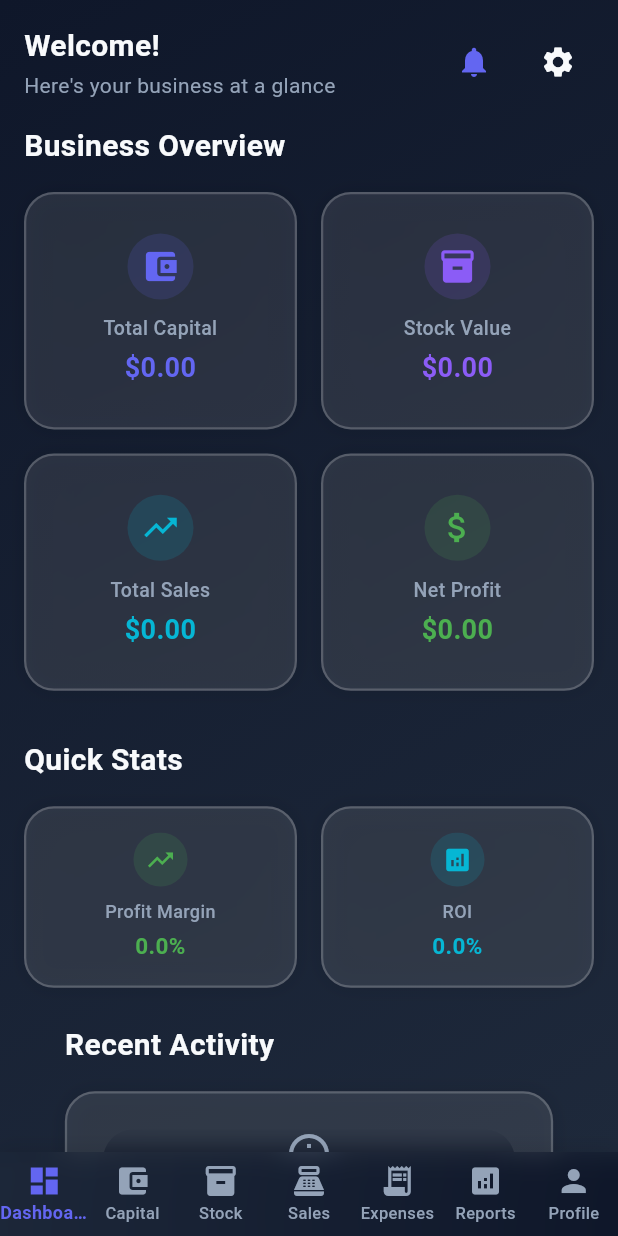
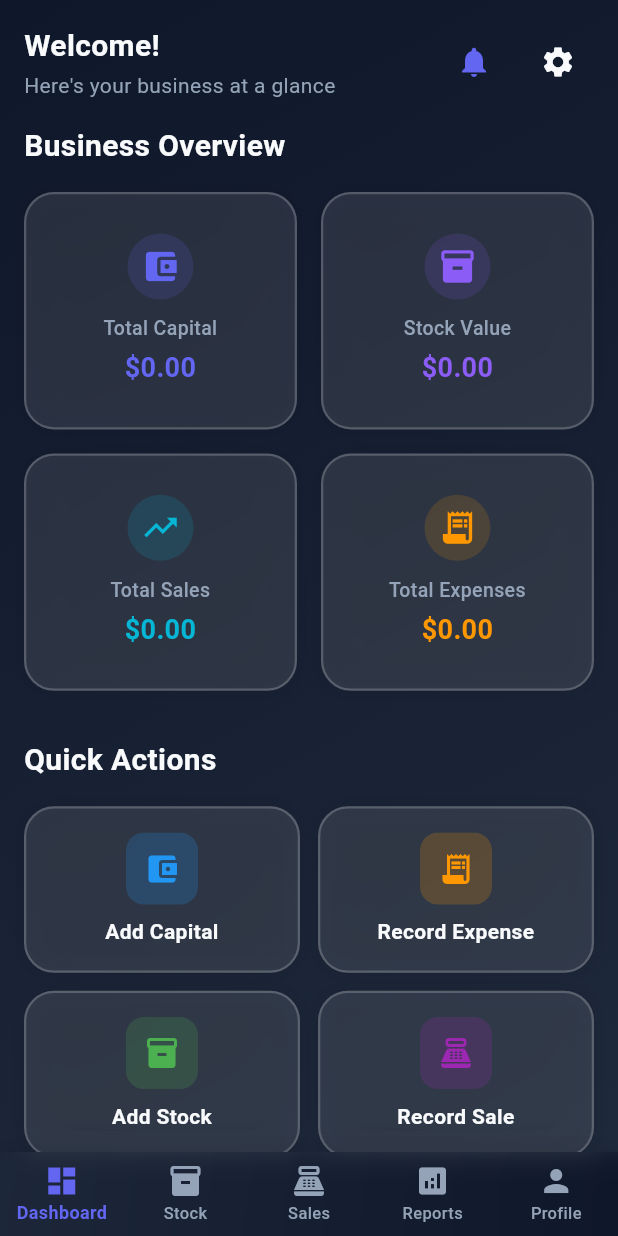
Before and after one commit to PraiseTechzw/biztracker, a Flutter app: the MainNavigationScreen screen opened directly, on a phone screen of 412 x 824 dp. Run offline on Flutter 3.47's test engine with Material 3 defaults, Android fonts, the phone set to English and light mode, and no system bars; our stand-ins replace image_picker, isar; accounts and stored records are empty; generated files the repository leaves out were written again.

Commit message:
Refactor Dashboard and Main Navigation Screens for improved layout
- Added quick actions section to the Dashboard screen for enhanced user interaction.
- Removed unused Capital and Expenses screens from the Main Navigation, streamlining the navigation options.
- Updated BottomNavigationBar to reflect the changes in available screens.

```diff
--- a/lib/screens/dashboard_screen.dart
+++ b/lib/screens/dashboard_screen.dart
@@ -220,6 +220,8 @@ class _DashboardScreenState extends State<DashboardScreen>
                         else
                           Column(
                             children: [
+                              _buildQuickActions(),
+                              const SizedBox(height: 24),
                               _buildQuickStats(),
                               const SizedBox(height: 24),
                               _buildRecentActivity(),
@@ -232,6 +234,118 @@ class _DashboardScreenState extends State<DashboardScreen>
               ],
             ),
           ),
+        ),
+      ),
+    );
+  }
+
+  Widget _buildQuickActions() {
+    return Column(
+      crossAxisAlignment: CrossAxisAlignment.start,
+      children: [
+        const Text(
+          'Quick Actions',
+          style: TextStyle(
+            color: GlassmorphismTheme.textColor,
+            fontSize: 20,
+            fontWeight: FontWeight.bold,
+          ),
+        ),
+        const SizedBox(height: 16),
+        Row(
+          children: [
+            Expanded(
+              child: _buildActionCard(
+                'Add Capital',
+                Icons.account_balance_wallet,
+                Colors.blue,
+                () => Navigator.push(
+                  context,
+                  MaterialPageRoute(
+                    builder: (context) => const CapitalScreen(),
+                  ),
+                ),
+              ),
+            ),
+            const SizedBox(width: 12),
+            Expanded(
+              child: _buildActionCard(
+                'Record Expense',
+                Icons.receipt_long,
+                Colors.orange,
+                () => Navigator.push(
+                  context,
+                  MaterialPageRoute(
+                    builder: (context) => const ExpensesScreen(),
+                  ),
+                ),
+              ),
+            ),
+          ],
+        ),
+        const SizedBox(height: 12),
+        Row(
+          children: [
+            Expanded(
+              child: _buildActionCard(
+                'Add Stock',
+                Icons.inventory,
+                Colors.green,
+                () => Navigator.push(
+                  context,
+                  MaterialPageRoute(builder: (context) => const StockScreen()),
+                ),
+              ),
+            ),
+            const SizedBox(width: 12),
+            Expanded(
+              child: _buildActionCard(
+                'Record Sale',
+                Icons.point_of_sale,
+                Colors.purple,
+                () => Navigator.push(
+                  context,
+                  MaterialPageRoute(builder: (context) => const SalesScreen()),
+                ),
+              ),
+            ),
+          ],
+        ),
+      ],
+    );
+  }
+
+  Widget _buildActionCard(
+    String title,
+    IconData icon,
+    Color color,
+    VoidCallback onTap,
+  ) {
+    return GestureDetector(
+      onTap: onTap,
+      child: GlassmorphismTheme.glassmorphismContainer(
+        padding: const EdgeInsets.all(16),
+        child: Column(
+          children: [
+            Container(
+              padding: const EdgeInsets.all(12),
+              decoration: BoxDecoration(
+                color: color.withOpacity(0.2),
+                borderRadius: BorderRadius.circular(12),
+              ),
+              child: Icon(icon, color: color, size: 24),
+            ),
+            const SizedBox(height: 8),
+            Text(
+              title,
+              style: const TextStyle(
+                color: GlassmorphismTheme.textColor,
+                fontSize: 14,
+                fontWeight: FontWeight.w600,
+              ),
+              textAlign: TextAlign.center,
+            ),
+          ],
         ),
       ),
     );
@@ -263,24 +377,40 @@ class _DashboardScreenState extends State<DashboardScreen>
               totalCapital,
               Icons.account_balance_wallet,
               GlassmorphismTheme.primaryColor,
+              onTap: () => Navigator.push(
+                context,
+                MaterialPageRoute(builder: (context) => const CapitalScreen()),
+              ),
             ),
             _buildOverviewCard(
               'Stock Value',
               totalStockValue,
               Icons.inventory,
               GlassmorphismTheme.secondaryColor,
+              onTap: () => Navigator.push(
+                context,
+                MaterialPageRoute(builder: (context) => const StockScreen()),
+              ),
             ),
             _buildOverviewCard(
               'Total Sales',
               totalSales,
               Icons.trending_up,
               GlassmorphismTheme.accentColor,
+              onTap: () => Navigator.push(
+                context,
+                MaterialPageRoute(builder: (context) => const SalesScreen()),
+              ),
             ),
             _buildOverviewCard(
-              'Net Profit',
-              netProfit,
-              Icons.attach_money,
-              netProfit >= 0 ? Colors.green : Colors.red,
+              'Total Expenses',
+              totalExpenses,
+              Icons.receipt_long,
+              Colors.orange,
+              onTap: () => Navigator.push(
+                context,
+                MaterialPageRoute(builder: (context) => const ExpensesScreen()),
+              ),
             ),
           ],
         ),
@@ -292,9 +422,10 @@ class _DashboardScreenState extends State<DashboardScreen>
     String title,
     double value,
     IconData icon,
-    Color color,
-  ) {
-    return GlassmorphismTheme.glassmorphismContainer(
+    Color color, {
+    VoidCallback? onTap,
+  }) {
+    Widget card = GlassmorphismTheme.glassmorphismContainer(
       padding: const EdgeInsets.all(18),
       child: Column(
         mainAxisAlignment: MainAxisAlignment.center,
@@ -331,6 +462,12 @@ class _DashboardScreenState extends State<DashboardScreen>
         ],
       ),
     );
+
+    if (onTap != null) {
+      return GestureDetector(onTap: onTap, child: card);
+    }
+
+    return card;
   }
 
   Widget _buildQuickStats() {
@@ -354,19 +491,43 @@ class _DashboardScreenState extends State<DashboardScreen>
           children: [
             Expanded(
               child: _buildStatCard(
+                'Net Profit',
+                '\$${NumberFormat('#,##0.00').format(netProfit)}',
+                Icons.attach_money,
+                netProfit >= 0 ? Colors.green : Colors.red,
+              ),
+            ),
+            const SizedBox(width: 16),
+            Expanded(
+              child: _buildStatCard(
                 'Profit Margin',
                 '${profitMargin.toStringAsFixed(1)}%',
                 Icons.trending_up,
                 netProfit >= 0 ? Colors.green : Colors.red,
               ),
             ),
-            const SizedBox(width: 16),
+          ],
+        ),
+        const SizedBox(height: 16),
+        Row(
+          children: [
             Expanded(
               child: _buildStatCard(
                 'ROI',
                 '${roi.toStringAsFixed(1)}%',
                 Icons.analytics,
                 GlassmorphismTheme.accentColor,
+              ),
+            ),
+            const SizedBox(width: 16),
+            Expanded(
+              child: _buildStatCard(
+                'Capital Utilization',
+                totalCapital > 0
+                    ? '${((totalStockValue / totalCapital) * 100).toStringAsFixed(1)}%'
+                    : '0%',
+                Icons.account_balance,
+                Colors.blue,
               ),
             ),
           ],
--- a/lib/screens/main_navigation_screen.dart
+++ b/lib/screens/main_navigation_screen.dart
@@ -2,10 +2,8 @@ import 'package:flutter/material.dart';
 import 'dart:ui';
 import '../utils/glassmorphism_theme.dart';
 import 'dashboard_screen.dart';
-import 'capital_screen.dart';
 import 'stock_screen.dart';
 import 'sales_screen.dart';
-import 'expenses_screen.dart';
 import 'reports_screen.dart';
 import 'notifications_screen.dart';
 import 'profile_screen.dart';
@@ -22,10 +20,8 @@ class _MainNavigationScreenState extends State<MainNavigationScreen> {
 
   final List<Widget> _screens = [
     const DashboardScreen(),
-    const CapitalScreen(),
     const StockScreen(),
     const SalesScreen(),
-    const ExpensesScreen(),
     const ReportsScreen(),
     const ProfileScreen(),
   ];
@@ -87,20 +83,12 @@ class _MainNavigationScreenState extends State<MainNavigationScreen> {
                 label: 'Dashboard',
               ),
               BottomNavigationBarItem(
-                icon: Icon(Icons.account_balance_wallet),
-                label: 'Capital',
-              ),
-              BottomNavigationBarItem(
                 icon: Icon(Icons.inventory),
                 label: 'Stock',
               ),
               BottomNavigationBarItem(
                 icon: Icon(Icons.point_of_sale),
                 label: 'Sales',
-              ),
-              BottomNavigationBarItem(
-                icon: Icon(Icons.receipt_long),
-                label: 'Expenses',
               ),
               BottomNavigationBarItem(
                 icon: Icon(Icons.analytics),
```
